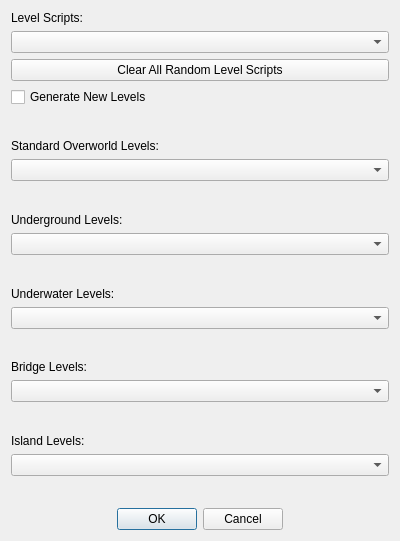
Before: the Qt Designer form SMB1/SMB1_Compliance_To_SMB1/Configure_Level_Form.ui in Coolcord/Level-Headed, drawn with Qt 5.
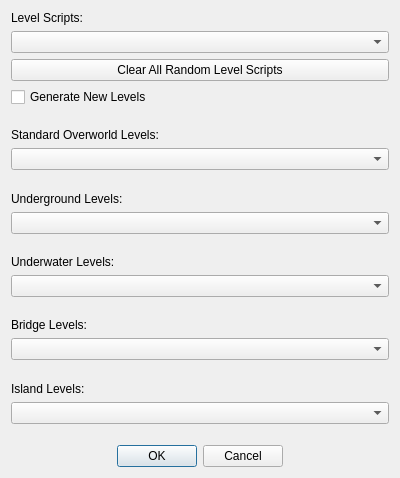
After: the same form once the commit is applied.

```diff
--- a/SMB1/SMB1_Compliance_To_SMB1/Configure_Level_Form.ui
+++ b/SMB1/SMB1_Compliance_To_SMB1/Configure_Level_Form.ui
@@ -7,7 +7,7 @@
     <x>0</x>
     <y>0</y>
     <width>400</width>
-    <height>541</height>
+    <height>478</height>
    </rect>
   </property>
   <property name="windowTitle">
```
